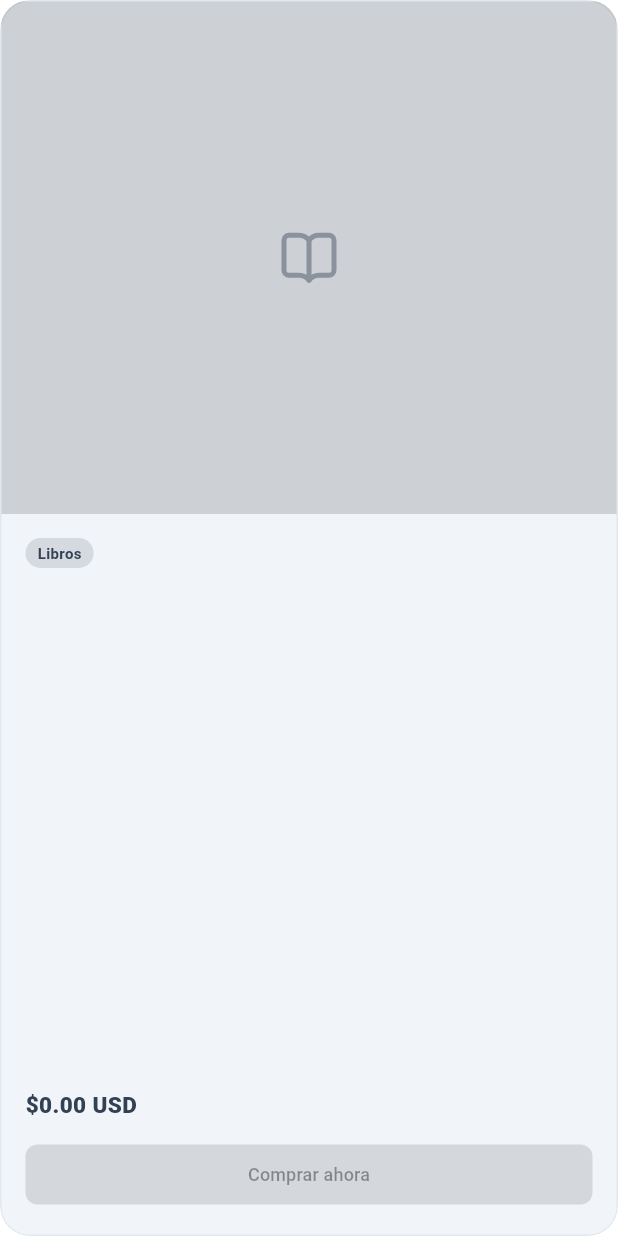
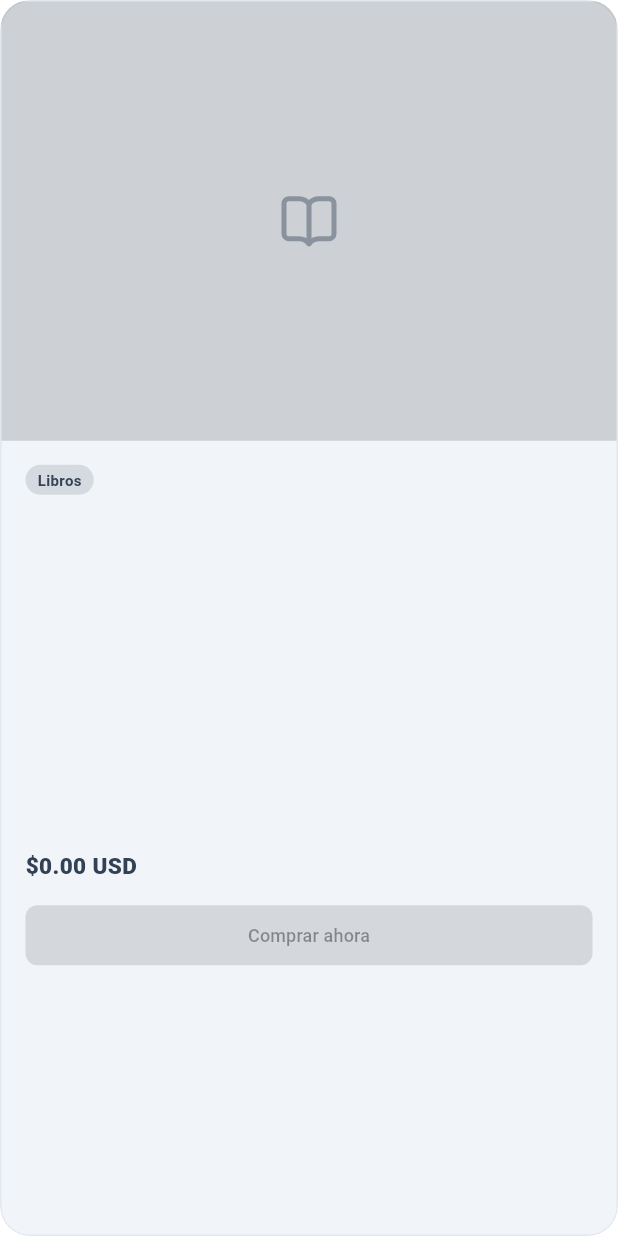
Before and after one commit to hlorenzoz/investep-app, a Flutter app: the _ProductGridCard widget shown alone on an empty page, opened directly with empty values, on a phone screen of 412 x 824 dp. Run offline on Flutter 3.47's test engine with Material 3 defaults, Android fonts, the phone set to English and light mode, and no system bars; our stand-ins replace dio, flutter_riverpod, flutter_svg, go_router, lucide_icons_flutter, shared_preferences and 1 more; accounts and stored records are empty; network calls fail.

Commit message:
style(store): prevent description and price overlaps in store catalog cards

```diff
--- a/lib/features/store/presentation/store_catalog_screen.dart
+++ b/lib/features/store/presentation/store_catalog_screen.dart
@@ -69,7 +69,7 @@ class StoreCatalogScreen extends ConsumerWidget {
                       crossAxisCount: crossAxisCount,
                       crossAxisSpacing: 20,
                       mainAxisSpacing: 20,
-                      childAspectRatio: crossAxisCount == 1 ? 1.3 : 0.8,
+                      childAspectRatio: crossAxisCount == 1 ? 2.3 : 0.72,
                     ),
                     itemCount: products.length,
                     itemBuilder: (context, index) {
@@ -227,10 +227,10 @@ class _ProductGridCard extends StatelessWidget {
       padding: EdgeInsets.zero,
       child: LayoutBuilder(
         builder: (context, constraints) {
-          final isHorizontal = constraints.maxHeight < 240;
+          final isHorizontal = constraints.maxWidth > constraints.maxHeight;
 
           final imageWidget = AspectRatio(
-            aspectRatio: isHorizontal ? 1.0 : 1.2,
+            aspectRatio: isHorizontal ? 1.0 : 1.4,
             child: Container(
               color: Colors.black.withValues(alpha: 0.15),
               child: product.imageUrl.isNotEmpty
@@ -262,12 +262,7 @@ class _ProductGridCard extends StatelessWidget {
           );
 
           final detailsWidget = Padding(
-            padding: const EdgeInsets.all(16),
-            child: Column(
-              crossAxisAlignment: CrossAxisAlignment.start,
-              mainAxisAlignment: MainAxisAlignment.spaceBetween,
-              children: [
-                Expanded(
+            padding: EdgeInsets.all(isHorizontal ? 12 : 16),
             child: Column(
               crossAxisAlignment: CrossAxisAlignment.start,
               children: [
@@ -307,7 +302,8 @@ class _ProductGridCard extends StatelessWidget {
                 const SizedBox(height: 4),
                 // Descripción
                 if (product.description != null)
-                        Text(
+                  Flexible(
+                    child: Text(
                       product.description!,
                       maxLines: 2,
                       overflow: TextOverflow.ellipsis,
@@ -316,9 +312,9 @@ class _ProductGridCard extends StatelessWidget {
                         color: glassTheme.textSecondary,
                       ),
                     ),
-                    ],
                   ),
-                ),
+                const Spacer(),
+                const SizedBox(height: 8),
                 // Precio e info de compra
                 Column(
                   crossAxisAlignment: CrossAxisAlignment.stretch,
```
Lines whose indentation alone changed are shown as unchanged.
